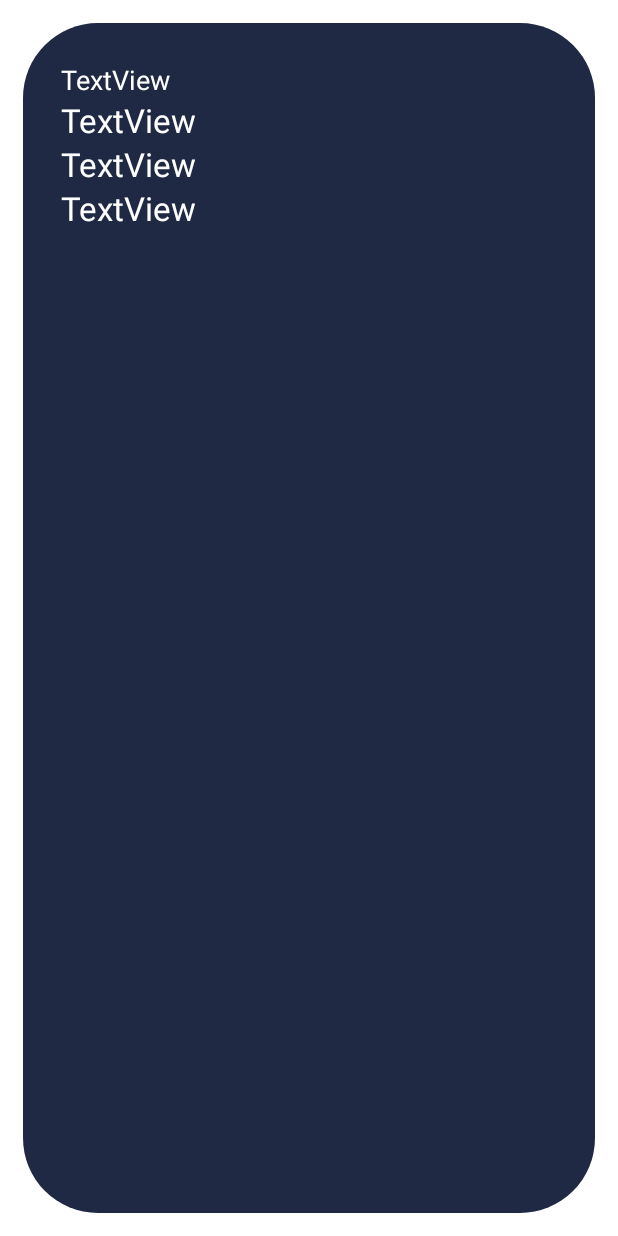
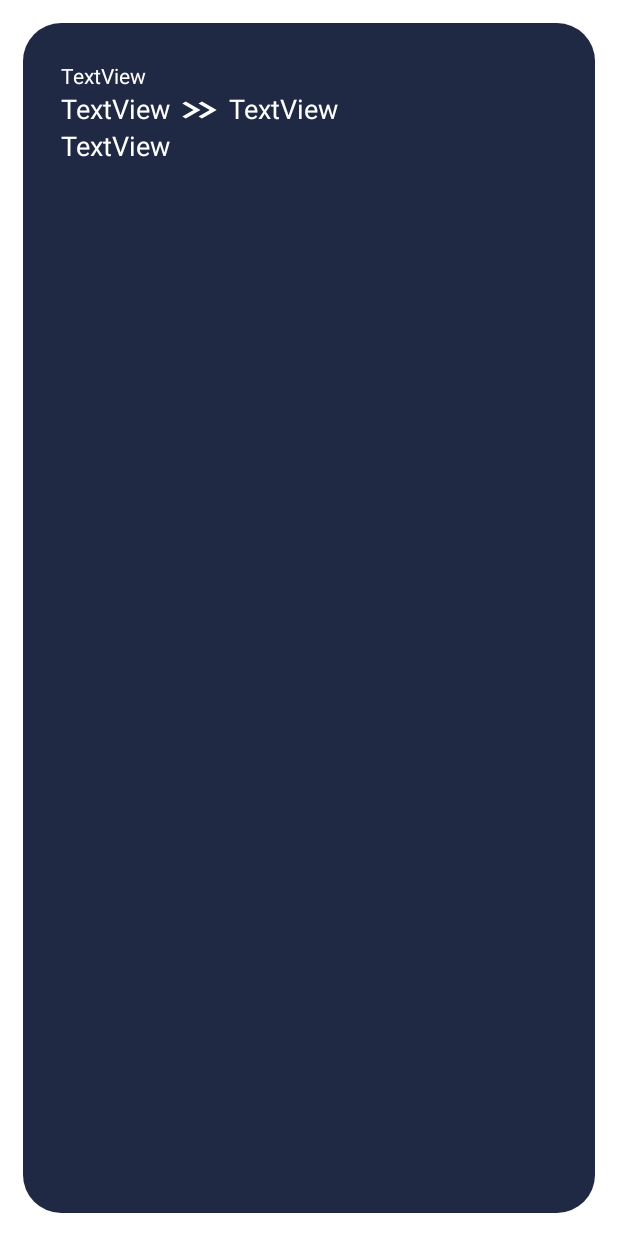
Before and after one commit to MohamedEssam70/SUBWAY, an Android app: the layout trip_list.xml on its own in the app's theme, with its tools: preview values and no code run, on a phone screen of 412 x 824 dp. Run offline under Robolectric (Android 15) with nearby library versions, the phone set to English and light mode, and no system bars.

Commit message:
updating trip history design

```diff
--- a/app/src/main/java/com/example/subway/TripList.java
+++ b/app/src/main/java/com/example/subway/TripList.java
@@ -34,9 +34,9 @@ public class TripList extends ArrayAdapter<Trip> {
         TextView costTxt = (TextView) listViewItem.findViewById(R.id.tripCost);
         Trip trip = tripList.get(position);
         dateTxt.setText("Date: "+trip.getDate());
-        startStationTxt.setText("from: "+trip.getStartStation());
-        endStationTxt.setText("to: "+trip.getEndStation());
-        costTxt.setText("EGP: "+trip.getCost());
+        startStationTxt.setText(trip.getStartStation());
+        endStationTxt.setText(trip.getEndStation());
+        costTxt.setText("EGP "+trip.getCost());
         return listViewItem;
     }
 }
--- /dev/null
+++ b/app/src/main/res/drawable/ic_baseline_keyboard_double_arrow_right_24.xml
@@ -0,0 +1,6 @@
+<vector android:height="24dp" android:tint="#FFFFFF"
+    android:viewportHeight="24" android:viewportWidth="24"
+    android:width="24dp" xmlns:android="http://schemas.android.com/apk/res/android">
+    <path android:fillColor="@android:color/white" android:pathData="M6.41,6l-1.41,1.41l4.58,4.59l-4.58,4.59l1.41,1.41l6,-6z"/>
+    <path android:fillColor="@android:color/white" android:pathData="M13,6l-1.41,1.41l4.58,4.59l-4.58,4.59l1.41,1.41l6,-6z"/>
+</vector>
--- a/app/src/main/res/drawable/list_view_item_backgroud.xml
+++ b/app/src/main/res/drawable/list_view_item_backgroud.xml
@@ -3,7 +3,7 @@
     <item>
         <shape>
             <solid android:color="@color/colorBackgroundPrimary"/>
-            <corners android:radius="50dp"/>
+            <corners android:radius="25dp"/>
         </shape>
     </item>
 </selector>
--- a/app/src/main/res/layout/activity_trip_history.xml
+++ b/app/src/main/res/layout/activity_trip_history.xml
@@ -8,7 +8,7 @@
         android:layout_width="match_parent"
         android:layout_height="wrap_content"
         android:text="Trip history"
-        android:textSize="30sp"
+        android:textSize="28sp"
         android:textColor="@color/colorBackgroundPrimary"
         android:textStyle="bold"
         android:layout_marginBottom="20dp"/>
--- a/app/src/main/res/layout/trip_list.xml
+++ b/app/src/main/res/layout/trip_list.xml
@@ -10,34 +10,45 @@
         android:layout_marginTop="25dp"
         android:layout_marginLeft="25dp"
         android:textColor="@color/white"
-        android:textAppearance="@style/TextAppearance.AppCompat.Medium"
+        android:textAppearance="@style/TextAppearance.AppCompat.Small"
         android:id="@+id/tripDate"
         android:layout_width="match_parent"
         android:layout_height="wrap_content"
         android:text="TextView" />
-
+    <LinearLayout
+        android:layout_width="wrap_content"
+        android:layout_height="wrap_content"
+        android:orientation="horizontal">
         <TextView
             android:layout_marginLeft="25dp"
             android:textColor="@color/white"
-        android:textAppearance="@style/TextAppearance.AppCompat.Large"
+            android:textAppearance="@style/TextAppearance.AppCompat.Medium"
             android:id="@+id/tripStartStation"
             android:layout_width="match_parent"
             android:layout_height="wrap_content"
             android:text="TextView" />
 
+        <ImageView
+            android:layout_marginTop="2dp"
+            android:layout_width="39dp"
+            android:layout_height="match_parent"
+            android:background="@drawable/ic_baseline_keyboard_double_arrow_right_24"/>
+
         <TextView
-        android:layout_marginLeft="25dp"
             android:textColor="@color/white"
-        android:textAppearance="@style/TextAppearance.AppCompat.Large"
+            android:textAppearance="@style/TextAppearance.AppCompat.Medium"
             android:id="@+id/tripEndStation"
             android:layout_width="match_parent"
             android:layout_height="wrap_content"
             android:text="TextView" />
+
+    </LinearLayout>
+
     <TextView
         android:layout_marginBottom="25dp"
         android:layout_marginLeft="25dp"
         android:textColor="@color/white"
-        android:textAppearance="@style/TextAppearance.AppCompat.Large"
+        android:textAppearance="@style/TextAppearance.AppCompat.Medium.Inverse"
         android:id="@+id/tripCost"
         android:layout_width="match_parent"
         android:layout_height="wrap_content"
```
Lines whose indentation alone changed are shown as unchanged.
